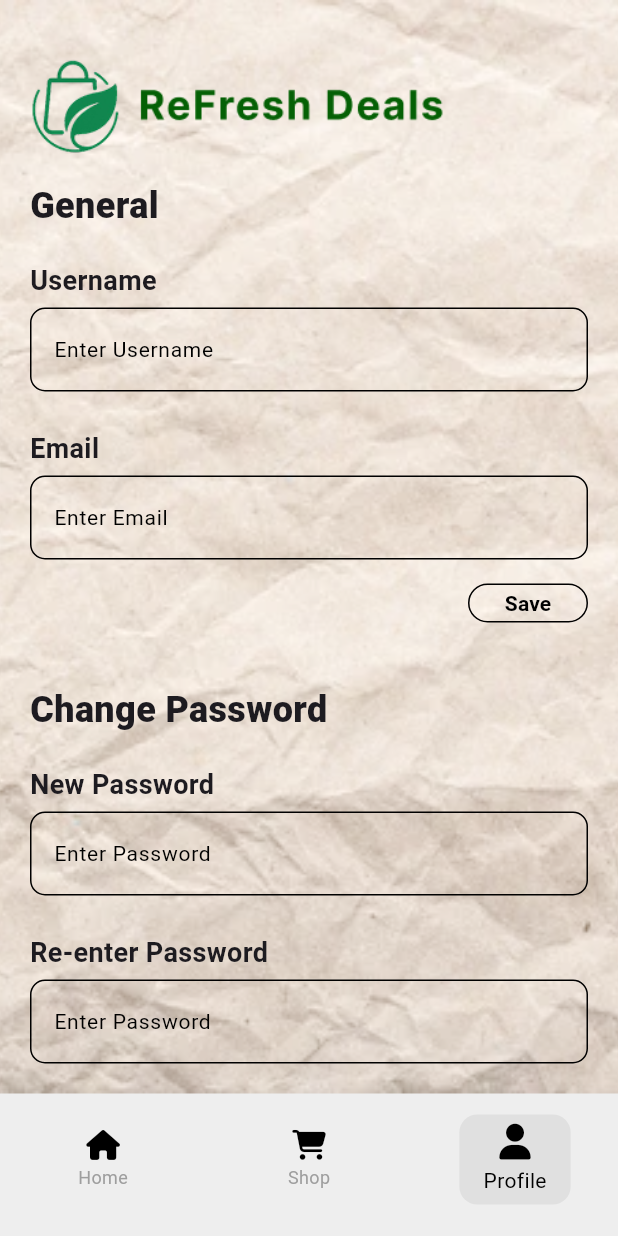
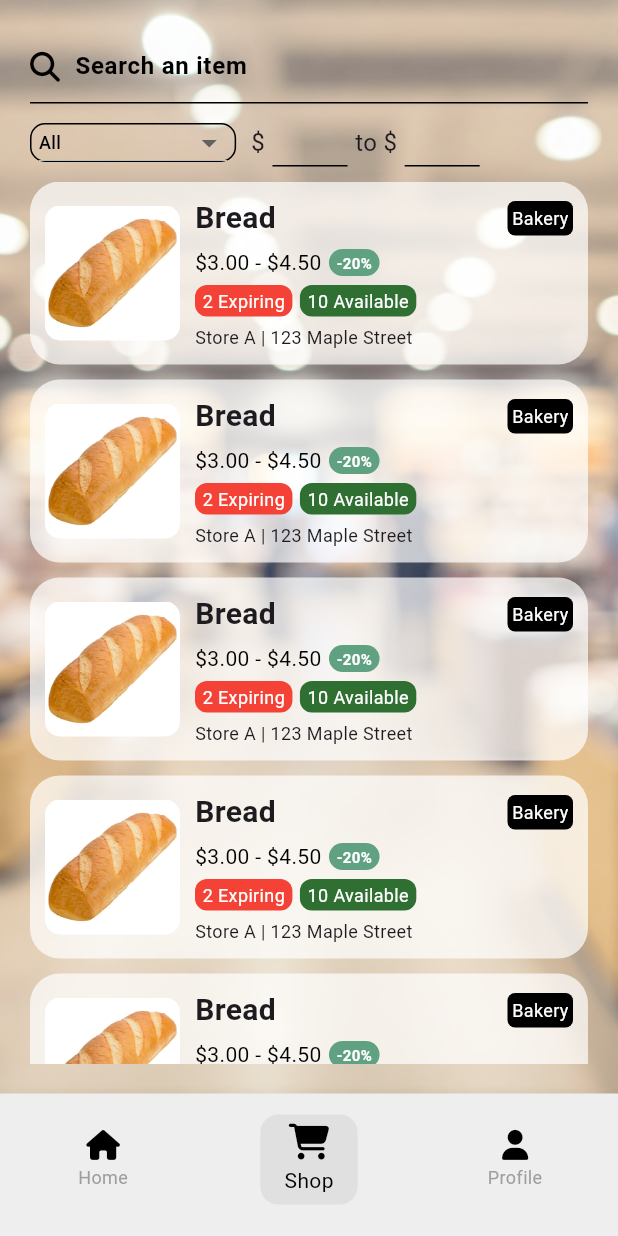
Before and after one commit to yaboywf/refresh-deals, a Flutter app: the Profile screen opened by its route, item 2 of the bottom bar chosen, on a phone screen of 412 x 824 dp. Run offline on Flutter 3.47's test engine with Material 3 defaults, Android fonts, the light colour scheme and no system bars; our stand-ins replace font_awesome_flutter.

Commit message:
added buyer shop page

```diff
--- a/lib/main.dart
+++ b/lib/main.dart
@@ -1,7 +1,9 @@
 import 'package:flutter/material.dart';
 import 'pages/login.dart';
 import 'pages/register.dart';
+
 import 'pages/buyer_home.dart';
+import 'pages/buyer_shop.dart';
 import 'pages/profile.dart';
 
 void main() {
@@ -24,6 +26,7 @@
         '/login': (context) => LoginPage(),
         '/register': (context) => SignupPage(),
         '/buyer_home': (context) => BuyerHomepage(),
+        '/buyer_shop': (context) => BuyerShopPage(),
         '/profile': (context) => Profile(),
       },
     );
--- a/lib/pages/buyer_home.dart
+++ b/lib/pages/buyer_home.dart
@@ -12,7 +12,7 @@ class BuyerHomepage extends StatelessWidget {
     {"icon": FontAwesomeIcons.apple, "text": "Fruit", "color": const Color.fromRGBO(144, 238, 144, 1)},
     {"icon": FontAwesomeIcons.drumstickBite, "text": "Meat", "color": Colors.orange},
     {"icon": FontAwesomeIcons.breadSlice, "text": "Pastry", "color": const Color.fromRGBO(189, 179, 255, 1)},
-    {"icon": FontAwesomeIcons.ellipsis, "text": "Other", "color": const Color.fromRGBO(255, 179, 232, 1)},
+    {"icon": FontAwesomeIcons.ellipsis, "text": "Others", "color": const Color.fromRGBO(255, 179, 232, 1)},
   ]);
 
   final recommendationList = List<Map>.from([
--- /dev/null
+++ b/lib/pages/buyer_shop.dart
@@ -0,0 +1,222 @@
+import 'package:flutter/material.dart';
+import '../widgets/navigation_bar.dart';
+import '../widgets/product_details_card.dart';
+import '../widgets/dropdown.dart';
+import 'package:font_awesome_flutter/font_awesome_flutter.dart';
+import 'package:flutter/services.dart';
+
+class BuyerShopPage extends StatelessWidget {
+  BuyerShopPage({super.key});
+
+  final TextEditingController searchController = TextEditingController();
+  final TextEditingController priceStartController = TextEditingController();
+  final TextEditingController priceEndController = TextEditingController();
+
+  static const List<Map<String, dynamic>> productList = [
+    {
+      "image": "images/product1.jpg",
+      "name": "Product 1",
+      "category": "Category 1",
+      "minPrice": 3.00,
+      "maxPrice": 5.00,
+      "maxDiscount": "20",
+      "expiringQuantity": 2,
+      "totalQuantity": 10,
+      "storeName": "Store A",
+      "address": "123 Maple Street",
+    },
+    {
+      "image": "images/product2.jpg",
+      "name": "Product 2",
+      "category": "Category 2",
+      "minPrice": 5.00,
+      "maxPrice": 10.00,
+      "maxDiscount": "30",
+      "expiringQuantity": 1,
+      "totalQuantity": 5,
+      "storeName": "Store B",
+      "address": "456 Oak Street",
+    },
+    {
+      "image": "images/product3.jpg",
+      "name": "Product 3",
+      "category": "Category 3",
+      "minPrice": 10.00,
+      "maxPrice": 20.00,
+      "maxDiscount": "40",
+      "expiringQuantity": 3,
+      "totalQuantity": 3,
+      "storeName": "Store C",
+      "address": "789 Pine Street",
+    },
+    {
+      "image": "images/product4.jpg",
+      "name": "Product 4",
+      "category": "Category 4",
+      "minPrice": 20.00,
+      "maxPrice": 30.00,
+      "maxDiscount": "50",
+      "expiringQuantity": 2,
+      "totalQuantity": 2,
+      "storeName": "Store D",
+      "address": "101 Cedar Street",
+    },
+    {
+      "image": "images/product5.jpg",
+      "name": "Product 5",
+      "category": "Category 5",
+      "minPrice": 30.00,
+      "maxPrice": 40.00,
+      "maxDiscount": "60",
+      "expiringQuantity": 1,
+      "totalQuantity": 1,
+      "storeName": "Store E",
+      "address": "202 Birch Street",
+    }
+  ];
+
+  @override
+  Widget build(BuildContext context) {
+    return Scaffold(
+      bottomNavigationBar: NavBar(accountType: 'buyer', currentIndex: 1),
+      body: Container(
+        decoration: BoxDecoration(
+          image: DecorationImage(
+            image: AssetImage('images/content_bg.jpg'),
+            fit: BoxFit.cover,
+            colorFilter: ColorFilter.mode(
+              Color.fromRGBO(255, 255, 255, 1.0),
+              BlendMode.softLight,
+            ),
+          ),
+        ),
+        padding: EdgeInsets.all(20.0),
+        child: Column(
+          children: [
+            Container(
+              decoration: BoxDecoration(
+                border: Border(
+                  bottom: BorderSide(color: Colors.black, width: 1.0),
+                ),
+              ),
+              child: Row(
+                children: [
+                  FaIcon(
+                    FontAwesomeIcons.magnifyingGlass,
+                    color: Colors.black,
+                    size: 20.0,
+                  ),
+                  SizedBox(width: 10.0),
+                  Expanded(
+                    child: TextField(
+                      controller: searchController,
+                      cursorColor: Colors.black,
+                      decoration: InputDecoration(
+                        hintText: 'Search an item',
+                        hintStyle: TextStyle(
+                          color: Colors.black,
+                          fontWeight: FontWeight.bold,
+                        ),
+                        border: InputBorder.none,
+                      ),
+                    ),
+                  ),
+                ],
+              ),
+            ),
+            SizedBox(height: 10.0),
+            Row(
+              mainAxisAlignment: MainAxisAlignment.start,
+              children: [
+                Container(
+                  padding: EdgeInsets.symmetric(horizontal: 5.0, vertical: 0.0),
+                  decoration: BoxDecoration(
+                    borderRadius: BorderRadius.circular(10.0),
+                    border: Border.all(color: Colors.black, width: 1.0),
+                  ),
+                  child: Dropdown(),
+                ),
+                SizedBox(width: 10.0),
+                Row(
+                  children: [
+                    Text('\$', style: TextStyle(fontSize: 16.0)),
+                    SizedBox(width: 5.0),
+                    SizedBox(
+                      width: 50.0,
+                      child: TextField(
+                        controller: priceStartController,
+                        keyboardType: TextInputType.number,
+                        inputFormatters: [
+                          FilteringTextInputFormatter.allow(
+                            RegExp(r'^\d+\.?\d{0,2}'),
+                          ),
+                        ],
+                        cursorColor: Colors.black,
+                        decoration: InputDecoration(
+                          isDense: true,
+                          enabledBorder: UnderlineInputBorder(
+                            borderSide: BorderSide(
+                              color: Colors.black,
+                              width: 1.0,
+                            ),
+                          ),
+                          focusedBorder: UnderlineInputBorder(
+                            borderSide: BorderSide(
+                              color: Colors.black,
+                              width: 1.0,
+                            ),
+                          ),
+                        ),
+                      ),
+                    ),
+                    SizedBox(width: 5.0),
+                    Text('to \$', style: TextStyle(fontSize: 16.0)),
+                    SizedBox(width: 5.0),
+                    SizedBox(
+                      width: 50.0,
+                      child: TextField(
+                        controller: priceEndController,
+                        keyboardType: TextInputType.number,
+                        inputFormatters: [
+                          FilteringTextInputFormatter.allow(
+                            RegExp(r'^\d+\.?\d{0,2}'),
+                          ),
+                        ],
+                        cursorColor: Colors.black,
+                        decoration: InputDecoration(
+                          isDense: true,
+                          enabledBorder: UnderlineInputBorder(
+                            borderSide: BorderSide(
+                              color: Colors.black,
+                              width: 1.0,
+                            ),
+                          ),
+                          focusedBorder: UnderlineInputBorder(
+                            borderSide: BorderSide(
+                              color: Colors.black,
+                              width: 1.0,
+                            ),
+                          ),
+                        ),
+                      ),
+                    ),
+                  ],
+                ),
+              ],
+            ),
+            SizedBox(height: 10.0),
+            Expanded(
+              child: ListView.builder(
+                itemCount: productList.length,
+                itemBuilder:
+                    (context, index) => Column(
+                      children: [ProductDetailsCard(product: productList[index]), SizedBox(height: 10.0)],
+                    ),
+              ),
+            ),
+          ],
+        ),
+      ),
+    );
+  }
+}
--- /dev/null
+++ b/lib/widgets/dropdown.dart
@@ -0,0 +1,36 @@
+import 'package:flutter/material.dart';
+
+class Dropdown extends StatefulWidget {
+  const Dropdown({super.key});
+
+  @override
+  State<Dropdown> createState() => _DropdownState();
+}
+
+class _DropdownState extends State<Dropdown> {
+  String? selectedValue = 'All';
+
+  final List<String> items = ['All', 'Vegetable', 'Fruit', 'Meat', 'Pastry', 'Others'];
+
+  @override
+  Widget build(BuildContext context) {
+    return DropdownButton<String>(
+      padding: EdgeInsets.all(0.0),
+      hint: Text('Select Category', style: TextStyle(fontSize: 14, color: Colors.black),),
+      value: selectedValue,
+      isDense: true,
+      dropdownColor: Colors.grey[200],
+      items: items.map((String item) {
+        return DropdownMenuItem<String>(
+          value: item,
+          child: Text(item, style: TextStyle(fontSize: 12, color: Colors.black),),
+        );
+      }).toList(),
+      onChanged: (String? newValue) {
+        setState(() {
+          selectedValue = newValue;
+        });
+      },
+    );
+  }
+}
--- a/lib/widgets/navigation_bar.dart
+++ b/lib/widgets/navigation_bar.dart
@@ -14,7 +14,7 @@ class NavBar extends StatefulWidget {
 class _NavigationBarState extends State<NavBar> {
   static const buyerNavData = [
     {'icon': FontAwesomeIcons.house, 'label': 'Home', 'route': '/buyer_home'},
-    {'icon': FontAwesomeIcons.cartShopping, 'label': 'Shop', 'route': '/shop'},
+    {'icon': FontAwesomeIcons.cartShopping, 'label': 'Shop', 'route': '/buyer_shop'},
     {'icon': FontAwesomeIcons.solidUser, 'label': 'Profile', 'route': '/profile'},
   ];
 
--- /dev/null
+++ b/lib/widgets/product_details_card.dart
@@ -0,0 +1,156 @@
+import 'package:flutter/material.dart';
+
+class ProductDetailsCard extends StatefulWidget {
+  final Map<String, dynamic> product;
+
+  const ProductDetailsCard({super.key, required this.product});
+
+  @override
+  State<ProductDetailsCard> createState() => _ProductDetailsCardState();
+}
+
+class _ProductDetailsCardState extends State<ProductDetailsCard> {
+  @override
+  Widget build(BuildContext context) {
+    return Dismissible(
+      key: Key(widget.product['id'].toString()),
+      direction: DismissDirection.endToStart,
+      onDismissed: (direction) {
+        Navigator.pushReplacementNamed(context, "/");
+      },
+      background: Container(
+        alignment: Alignment.centerRight,
+        color: Colors.grey,
+        child: Padding(
+          padding: const EdgeInsets.all(16.0),
+          child: Icon(
+            Icons.arrow_forward,
+            color: Colors.white,
+          ),
+        ),
+      ),
+      child: Container(
+        padding: EdgeInsets.all(10.0),
+        decoration: BoxDecoration(
+          borderRadius: BorderRadius.circular(20),
+          color: Color.fromRGBO(255, 255, 255, 0.7),
+        ),
+        child: Row(
+          children: [
+            ClipRRect(
+              borderRadius: BorderRadius.circular(10),
+              child: Image.asset(
+                'images/bread.webp',
+                width: 90,
+                height: 90,
+                fit: BoxFit.contain,
+              ),
+            ),
+            SizedBox(width: 10),
+            Expanded(
+              child: Column(
+                crossAxisAlignment: CrossAxisAlignment.start,
+                children: [
+                  Row(
+                    mainAxisSize: MainAxisSize.max,
+                    mainAxisAlignment: MainAxisAlignment.spaceBetween,
+                    children: [
+                      Text(
+                        'Bread',
+                        style: TextStyle(
+                          fontSize: 20,
+                          fontWeight: FontWeight.bold,
+                        ),
+                      ),
+                      Container(
+                        decoration: BoxDecoration(
+                          borderRadius: BorderRadius.circular(5),
+                          color: Colors.black,
+                        ),
+                        padding: EdgeInsets.all(3.0),
+                        child: Text(
+                          "Bakery",
+                          style: TextStyle(color: Colors.white, fontSize: 12.0),
+                        ),
+                      ),
+                    ],
+                  ),
+                  SizedBox(height: 5),
+                  Row(
+                    children: [
+                      Text(
+                        '\$3.00 - \$4.50',
+                        style: TextStyle(fontSize: 14, color: Colors.black),
+                      ),
+                      SizedBox(width: 5),
+                      Container(
+                        decoration: BoxDecoration(
+                          borderRadius: BorderRadius.circular(20),
+                          color: const Color.fromARGB(255, 96, 161, 129),
+                        ),
+                        padding: EdgeInsets.symmetric(
+                          horizontal: 5,
+                          vertical: 2,
+                        ),
+                        child: Text(
+                          '-20%',
+                          style: TextStyle(
+                            fontSize: 10,
+                            color: Colors.white,
+                            fontWeight: FontWeight.bold,
+                          ),
+                        ),
+                      ),
+                    ],
+                  ),
+                  SizedBox(height: 5),
+                  Row(
+                    children: [
+                      Container(
+                        padding: EdgeInsets.symmetric(
+                          horizontal: 5,
+                          vertical: 2,
+                        ),
+                        decoration: BoxDecoration(
+                          borderRadius: BorderRadius.circular(8.0),
+                          color: Colors.red,
+                        ),
+                        child: Text(
+                          '2 Expiring',
+                          style: TextStyle(fontSize: 12, color: Colors.white),
+                        ),
+                      ),
+                      SizedBox(width: 5),
+                      Container(
+                        padding: EdgeInsets.symmetric(
+                          horizontal: 5,
+                          vertical: 2,
+                        ),
+                        decoration: BoxDecoration(
+                          borderRadius: BorderRadius.circular(8.0),
+                          color: const Color.fromARGB(255, 47, 111, 50),
+                        ),
+                        child: Text(
+                          '10 Available',
+                          style: TextStyle(fontSize: 12, color: Colors.white),
+                        ),
+                      ),
+                    ],
+                  ),
+                  SizedBox(height: 5),
+                  Text(
+                    "Store A | 123 Maple Street",
+                    style: TextStyle(
+                      fontSize: 12,
+                      overflow: TextOverflow.ellipsis,
+                    ),
+                  ),
+                ],
+              ),
+            ),
+          ],
+        ),
+      ),
+    );
+  }
+}
```
